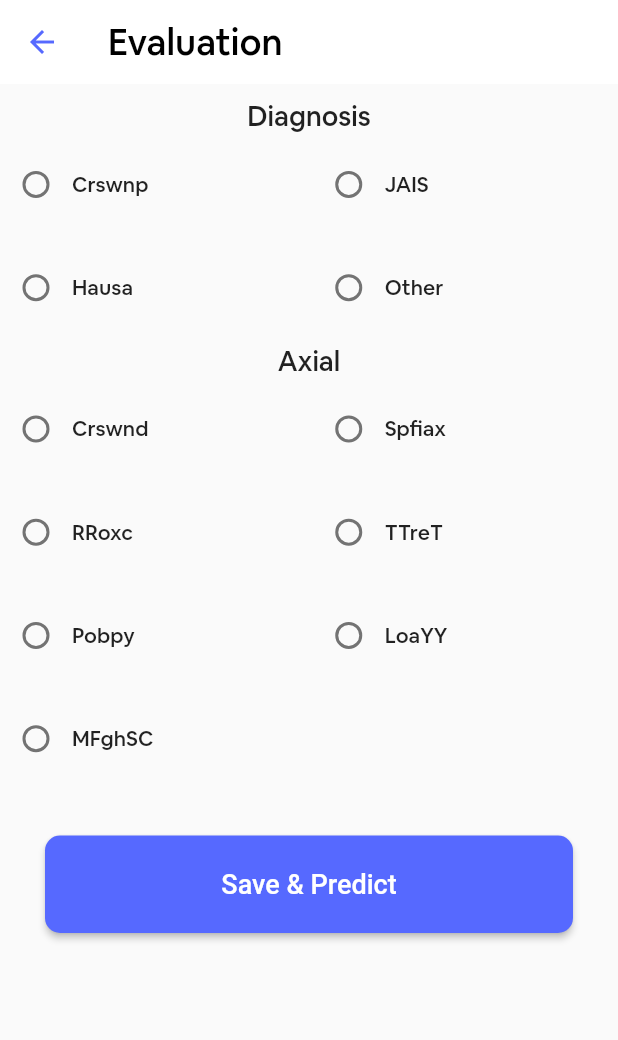
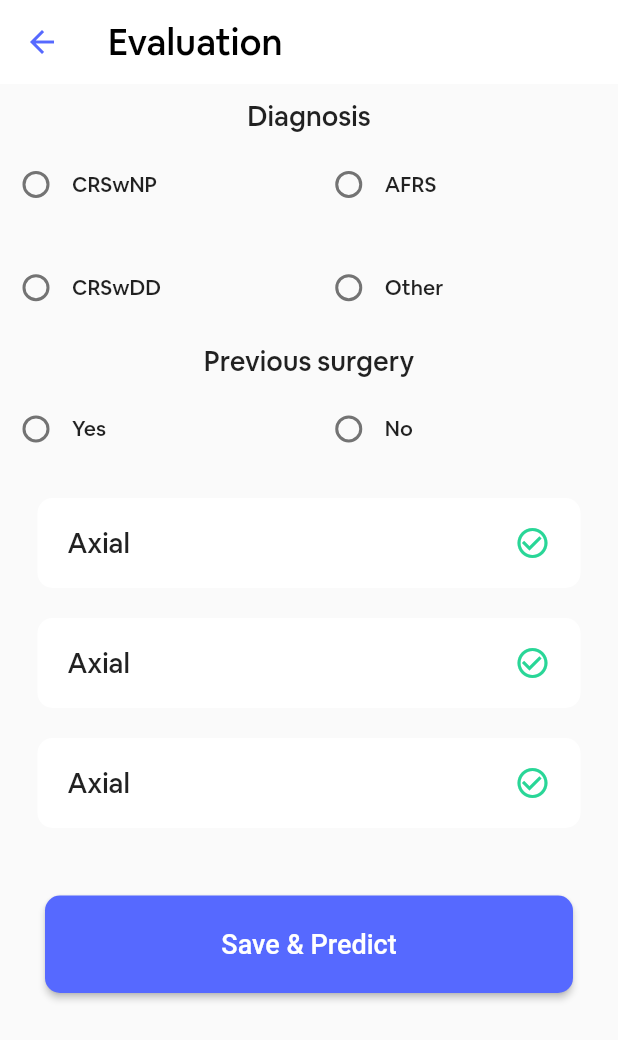
Before and after one commit to blessedmate/Biocheck, a Flutter app: the NewEvaluationView screen opened by its route, on a phone screen of 412 x 824 dp. Shown: the top 1040 px of the screen. Run offline on Flutter 3.47's test engine with Material 2 defaults, Android fonts, the phone set to English and light mode, and no system bars; our stand-ins replace battery_plus, font_awesome_flutter, get, local_auth; network calls fail; project files that could hold a hidden picture were left out.

Commit message:
fixed overflow, added evaluation icon and new evaluation sections

```diff
--- a/lib/app/modules/evaluations/controllers/evaluations_controller.dart
+++ b/lib/app/modules/evaluations/controllers/evaluations_controller.dart
@@ -2,6 +2,8 @@ import 'package:biocheck_flutter/app/routes/app_pages.dart';
 import 'package:get/get.dart';
 
 class EvaluationsController extends GetxController {
+  final _finished = true.obs;
+
   beginEvaluation() {
     Get.toNamed(Routes.BEGIN_EVALUATION);
   }
@@ -9,4 +11,8 @@ class EvaluationsController extends GetxController {
   previousEvaluationDetail() {
     Get.toNamed(Routes.RISK_ASSESSMENT);
   }
+
+  incompleteEvaluation() {
+    return _finished.value;
+  }
 }
--- a/lib/app/modules/new_evaluation/controllers/new_evaluation_controller.dart
+++ b/lib/app/modules/new_evaluation/controllers/new_evaluation_controller.dart
@@ -7,18 +7,13 @@ import 'package:battery_plus/battery_plus.dart';
 class NewEvaluationController extends GetxController {
   final finished = false.obs;
 
-  final val = ''.obs;
-  final vale = ''.obs;
+  final val1 = ''.obs;
+  final val2 = ''.obs;
 
-  List<String> options = ['Crswnp', 'JAIS', 'Hausa', 'Other'];
-  List<String> optionsb = [
-    'Crswnd',
-    'Spfiax',
-    'RRoxc',
-    'TTreT',
-    'Pobpy',
-    'LoaYY',
-    'MFghSC'
+  List<String> options1 = ['CRSwNP', 'AFRS', 'CRSwDD', 'Other'];
+  List<String> options2 = [
+    'Yes',
+    'No',
   ];
 
   showWarning(onChangeValue) {
@@ -32,7 +27,7 @@ class NewEvaluationController extends GetxController {
     print(finalBattery);
 
     finished.value = true;
-    if (val.value != '' && vale.value != '') {
+    if (val1.value != '' && val2.value != '') {
       Get.offAndToNamed(Routes.EVALUATIONS);
     }
   }
--- a/lib/app/modules/new_evaluation/views/new_evaluation_view.dart
+++ b/lib/app/modules/new_evaluation/views/new_evaluation_view.dart
@@ -1,4 +1,3 @@
-import 'package:biocheck_flutter/app/routes/app_pages.dart';
 import 'package:biocheck_flutter/app/utils/palette.dart';
 import 'package:biocheck_flutter/app/utils/typography_styles.dart';
 import 'package:flutter/material.dart';
@@ -8,32 +7,59 @@ import 'package:get/get.dart';
 import '../controllers/new_evaluation_controller.dart';
 
 class NewEvaluationView extends GetView<NewEvaluationController> {
-  final AppBar appbar = AppBar(
+  const NewEvaluationView({Key? key}) : super(key: key);
+
+  @override
+  Widget build(BuildContext context) {
+    return Scaffold(
+      appBar: AppBar(
         title: const Text(
           'Evaluation',
           style: TypographyStyles.title,
         ),
-  );
-
-  @override
-  Widget build(BuildContext context) {
-    return Scaffold(
-      appBar: appbar,
+      ),
       body: Center(
         child: Column(
           children: <Widget>[
             const SizedBox(height: 10),
-            group('Diagnosis', controller.options, controller.val),
-            group('Axial', controller.optionsb, controller.vale),
-            saveAndPredict(),
+            Options(
+                controller: controller,
+                title: 'Diagnosis',
+                options: controller.options1,
+                onChangeValue: controller.val1),
+            Options(
+                controller: controller,
+                title: 'Previous surgery',
+                options: controller.options2,
+                onChangeValue: controller.val2),
+            const SectionsList(),
+            SaveAndPredictButton(controller: controller),
           ],
         ),
       ),
     );
   }
+}
 
-  Widget group(String title, List<String> options, dynamic onChangeValue) {
-    return Column(children: [
+class Options extends StatelessWidget {
+  const Options({
+    Key? key,
+    required this.controller,
+    required this.title,
+    required this.options,
+    required this.onChangeValue,
+  }) : super(key: key);
+
+  final NewEvaluationController controller;
+  final String title;
+  final List<String> options;
+  final onChangeValue;
+
+  @override
+  Widget build(BuildContext context) {
+    return Column(
+      children: [
+        // TODO: Align title left
         Text(title, style: TypographyStyles.subtitle),
         SizedBox(
           height: (options.length.isOdd)
@@ -80,10 +106,77 @@ class NewEvaluationView extends GetView<NewEvaluationController> {
                 ],
               )
             : Container())
-    ]);
+      ],
+    );
+  }
 }
 
-  Widget saveAndPredict() {
+class SectionsList extends StatelessWidget {
+  const SectionsList({Key? key}) : super(key: key);
+
+  @override
+  Widget build(BuildContext context) {
+    return SizedBox(
+      height: 250,
+      child: ListView.builder(
+        physics: const BouncingScrollPhysics(),
+        itemCount: 4,
+        scrollDirection: Axis.vertical,
+        itemBuilder: (_, index) => const Section(title: 'Axial'),
+      ),
+    );
+  }
+}
+
+class Section extends StatelessWidget {
+  const Section({
+    Key? key,
+    required this.title,
+  }) : super(key: key);
+
+  final String title;
+
+  @override
+  Widget build(BuildContext context) {
+    return Container(
+      height: 60,
+      margin: const EdgeInsets.symmetric(horizontal: 25, vertical: 10),
+      padding: const EdgeInsets.symmetric(horizontal: 20),
+      decoration: BoxDecoration(
+        borderRadius: BorderRadius.circular(10),
+        color: Colors.white,
+        boxShadow: const [
+          BoxShadow(
+              color: Colors.white10,
+              offset: Offset(0, 0),
+              blurRadius: 4,
+              spreadRadius: 1)
+        ],
+      ),
+      child: Row(
+        mainAxisAlignment: MainAxisAlignment.spaceBetween,
+        children: [
+          Text(
+            title,
+            style: TypographyStyles.subtitle,
+          ),
+          const Icon(Icons.check_circle_outline, color: Palette.secondaryColor),
+        ],
+      ),
+    );
+  }
+}
+
+class SaveAndPredictButton extends StatelessWidget {
+  const SaveAndPredictButton({
+    Key? key,
+    required this.controller,
+  }) : super(key: key);
+
+  final NewEvaluationController controller;
+
+  @override
+  Widget build(BuildContext context) {
     return Container(
       margin: const EdgeInsets.symmetric(vertical: 25, horizontal: 30),
       width: double.infinity,
```
Also changed, not shown: lib/app/modules/evaluations/views/evaluations_view.dart (+55 -11 lines). Lines whose indentation alone changed are shown as unchanged.
